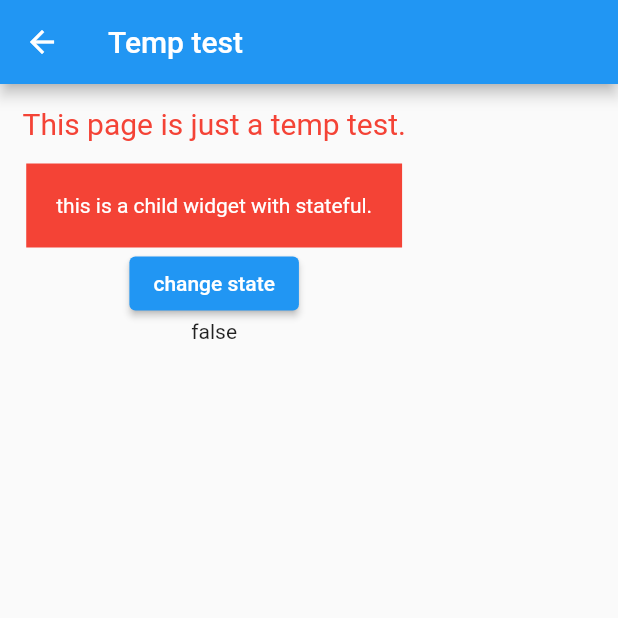
After one commit to viprespro/flutter-template, a Flutter app: the ScriptLifecycle screen opened directly, after a tap on "to next widget", on a phone screen of 412 x 824 dp, the top half of it. The commit adds this screen. Run offline on Flutter 3.47's test engine with Material 2 defaults, Android fonts, the phone set to English and light mode, and no system bars; our stand-ins replace dio.

Commit message:
upd: update files

```diff
--- /dev/null
+++ b/lib/child_widget.dart
@@ -0,0 +1,17 @@
+import 'package:flutter/material.dart';
+
+class ChildWidget extends StatelessWidget {
+  const ChildWidget({Key? key}) : super(key: key);
+
+  @override
+  Widget build(BuildContext context) {
+    return Container(
+      padding: const EdgeInsets.all(20),
+      child: const Text(
+        'this is a child widget with stateless.',
+        style: TextStyle(color: Colors.white),
+      ),
+      color: Colors.red,
+    );
+  }
+}
--- /dev/null
+++ b/lib/child_widget_with_params.dart
@@ -0,0 +1,44 @@
+import 'package:flutter/material.dart';
+
+// ignore: must_be_immutable
+class ChildWidgetWithParams extends StatefulWidget {
+  ChildWidgetWithParams({Key? key, required this.id}) : super(key: key);
+
+  String id = '';
+
+  @override
+  State<ChildWidgetWithParams> createState() => _ChildWidgetWithParamsState();
+}
+
+class _ChildWidgetWithParamsState extends State<ChildWidgetWithParams> {
+  @override
+  void initState() {
+    // TODO: implement initState
+    super.initState();
+    print('child initState is called.');
+    print('传递给子widget的参数id为:${widget.id}');
+  }
+
+  @override
+  Widget build(BuildContext context) {
+    return Container(
+        padding: const EdgeInsets.all(20),
+        color: Colors.red,
+        child: Column(
+          children: [
+            const Text(
+              'this is a child widget with params.',
+              style: TextStyle(color: Colors.white),
+            ),
+            const SizedBox(
+              height: 5,
+            ),
+            Text('id为${widget.id}',
+                style: const TextStyle(
+                    color: Colors.black,
+                    fontWeight: FontWeight.bold,
+                    fontSize: 22)),
+          ],
+        ));
+  }
+}
--- /dev/null
+++ b/lib/child_widget_with_stateful.dart
@@ -0,0 +1,37 @@
+import 'package:flutter/material.dart';
+
+class ChildWidgetWithStateFul extends StatefulWidget {
+  const ChildWidgetWithStateFul({Key? key}) : super(key: key);
+
+  @override
+  State<ChildWidgetWithStateFul> createState() =>
+      _ChildWidgetWithStateFulState();
+}
+
+class _ChildWidgetWithStateFulState extends State<ChildWidgetWithStateFul> {
+  @override
+  void initState() {
+    // TODO: implement initState
+    super.initState();
+    print('child initState is called.');
+  }
+
+  @override
+  void didUpdateWidget(covariant ChildWidgetWithStateFul oldWidget) {
+    // TODO: implement didUpdateWidget
+    super.didUpdateWidget(oldWidget);
+    print('child didUpdateWidget is called');
+  }
+
+  @override
+  Widget build(BuildContext context) {
+    return Container(
+      padding: const EdgeInsets.all(20),
+      child: const Text(
+        'this is a child widget with stateful.',
+        style: TextStyle(color: Colors.white),
+      ),
+      color: Colors.red,
+    );
+  }
+}
--- /dev/null
+++ b/lib/detail_screen.dart
@@ -0,0 +1,21 @@
+import 'package:flutter/material.dart';
+import 'package:flutter_template/script_pass_params_by_route.dart';
+
+class DetailScreen extends StatelessWidget {
+  final Todo todo;
+  const DetailScreen({Key? key, required this.todo}) : super(key: key);
+
+  @override
+  Widget build(BuildContext context) {
+    // Use the Todo to create our UI
+    return Scaffold(
+      appBar: AppBar(
+        title: Text(todo.title),
+      ),
+      body: Padding(
+        padding: const EdgeInsets.all(16.0),
+        child: Text(todo.description),
+      ),
+    );
+  }
+}
--- /dev/null
+++ b/lib/script_lifecycle.dart
@@ -0,0 +1,88 @@
+import 'package:flutter/material.dart';
+import 'package:flutter_template/child_widget.dart';
+import 'package:flutter_template/temp_for_test.dart';
+
+class ScriptLifecycle extends StatefulWidget {
+  const ScriptLifecycle({Key? key}) : super(key: key);
+
+  @override
+  State<ScriptLifecycle> createState() => _ScriptLifecycleState();
+}
+
+class _ScriptLifecycleState extends State<ScriptLifecycle> {
+  bool _isTrue = false;
+
+  @override
+  void initState() {
+    // TODO: implement initState
+    super.initState();
+    print('initState fn is called.');
+  }
+
+  @override
+  void didChangeDependencies() {
+    // TODO: implement didChangeDependencies
+    super.didChangeDependencies();
+    print('didChangeDependencies fn is called.');
+  }
+
+  @override
+  void didUpdateWidget(covariant ScriptLifecycle oldWidget) {
+    // TODO: implement didUpdateWidget
+    super.didUpdateWidget(oldWidget);
+    print('didUpdateWidget fn is called.');
+  }
+
+  @override
+  void deactivate() {
+    // TODO: implement deactivate
+    super.deactivate();
+    print('deactivate fn is called');
+  }
+
+  @override
+  void dispose() {
+    // TODO: implement dispose
+    super.dispose();
+    print('dispose fn is called');
+  }
+
+  @override
+  Widget build(BuildContext context) {
+    return Scaffold(
+        appBar: AppBar(
+          title: const Text('Lifecycle'),
+        ),
+        body: Column(
+          children: [
+            Container(
+              margin: const EdgeInsets.all(15),
+              child: const Text(
+                'Here will show how the widget lifecycle works.',
+                style: TextStyle(color: Colors.red, fontSize: 20),
+              ),
+            ),
+            ElevatedButton(
+                onPressed: () {
+                  Navigator.push(
+                      context,
+                      MaterialPageRoute(
+                          builder: (context) => const TempForTest()));
+                },
+                child: const Text('to next widget')),
+            ElevatedButton(
+                onPressed: () {
+                  setState(() {
+                    _isTrue = !_isTrue;
+                  });
+                },
+                child: const Text('change state')),
+            Text(_isTrue.toString()),
+            const SizedBox(
+              height: 20,
+            ),
+            const ChildWidget(),
+          ],
+        ));
+  }
+}
--- /dev/null
+++ b/lib/script_pass_child.dart
@@ -0,0 +1,36 @@
+import 'package:flutter/material.dart';
+import 'package:flutter_template/child_widget_with_params.dart';
+
+class ScriptPassChild extends StatefulWidget {
+  const ScriptPassChild({Key? key}) : super(key: key);
+
+  @override
+  State<ScriptPassChild> createState() => _ScriptPassChildState();
+}
+
+class _ScriptPassChildState extends State<ScriptPassChild> {
+  @override
+  Widget build(BuildContext context) {
+    return Scaffold(
+      appBar: AppBar(
+        title: const Text('Pass params'),
+      ),
+      body: Center(
+        child: Column(
+          children: [
+            Container(
+              margin: const EdgeInsets.all(15),
+              child: const Text(
+                'here will show how to pass params to a child widget.',
+                style: TextStyle(color: Colors.red, fontSize: 20),
+              ),
+            ),
+            ChildWidgetWithParams(
+              id: '001',
+            )
+          ],
+        ),
+      ),
+    );
+  }
+}
--- a/lib/script_request.dart
+++ b/lib/script_request.dart
@@ -35,6 +35,7 @@ class _ScriptRequestState extends State<ScriptRequest> {
       ),
       body: Center(
           child: Column(
+        mainAxisAlignment: MainAxisAlignment.center,
         children: [
           ElevatedButton(
             onPressed: () {
--- /dev/null
+++ b/lib/temp_for_test.dart
@@ -0,0 +1,76 @@
+import 'package:flutter/material.dart';
+import 'package:flutter_template/child_widget_with_stateful.dart';
+
+class TempForTest extends StatefulWidget {
+  const TempForTest({Key? key}) : super(key: key);
+
+  @override
+  State<TempForTest> createState() => _TempForTestState();
+}
+
+class _TempForTestState extends State<TempForTest> {
+  bool _state = false;
+
+  @override
+  void initState() {
+    // TODO: implement initState
+    super.initState();
+    print('initState fn is called.');
+  }
+
+  @override
+  void didChangeDependencies() {
+    // TODO: implement didChangeDependencies
+    super.didChangeDependencies();
+    print('didChangeDependencies fn is called.');
+  }
+
+  @override
+  void didUpdateWidget(covariant TempForTest oldWidget) {
+    // TODO: implement didUpdateWidget
+    super.didUpdateWidget(oldWidget);
+    print('didUpdateWidget fn is called.');
+  }
+
+  @override
+  void deactivate() {
+    // TODO: implement deactivate
+    super.deactivate();
+    print('deactivate fn is called');
+  }
+
+  @override
+  void dispose() {
+    // TODO: implement dispose
+    super.dispose();
+    print('dispose fn is called');
+  }
+
+  @override
+  Widget build(BuildContext context) {
+    return Scaffold(
+        appBar: AppBar(
+          title: const Text('Temp test'),
+        ),
+        body: Column(
+          children: [
+            Container(
+              margin: const EdgeInsets.all(15),
+              child: const Text(
+                'This page is just a temp test.',
+                style: TextStyle(color: Colors.red, fontSize: 20),
+              ),
+            ),
+            const ChildWidgetWithStateFul(),
+            ElevatedButton(
+                onPressed: () {
+                  setState(() {
+                    _state = !_state;
+                  });
+                },
+                child: const Text('change state')),
+            Text(_state.toString()),
+          ],
+        ));
+  }
+}
```
Also changed, not shown: lib/script.dart (+17 -3 lines), lib/script_pass_params_by_route.dart (added, +42 -0 lines).
